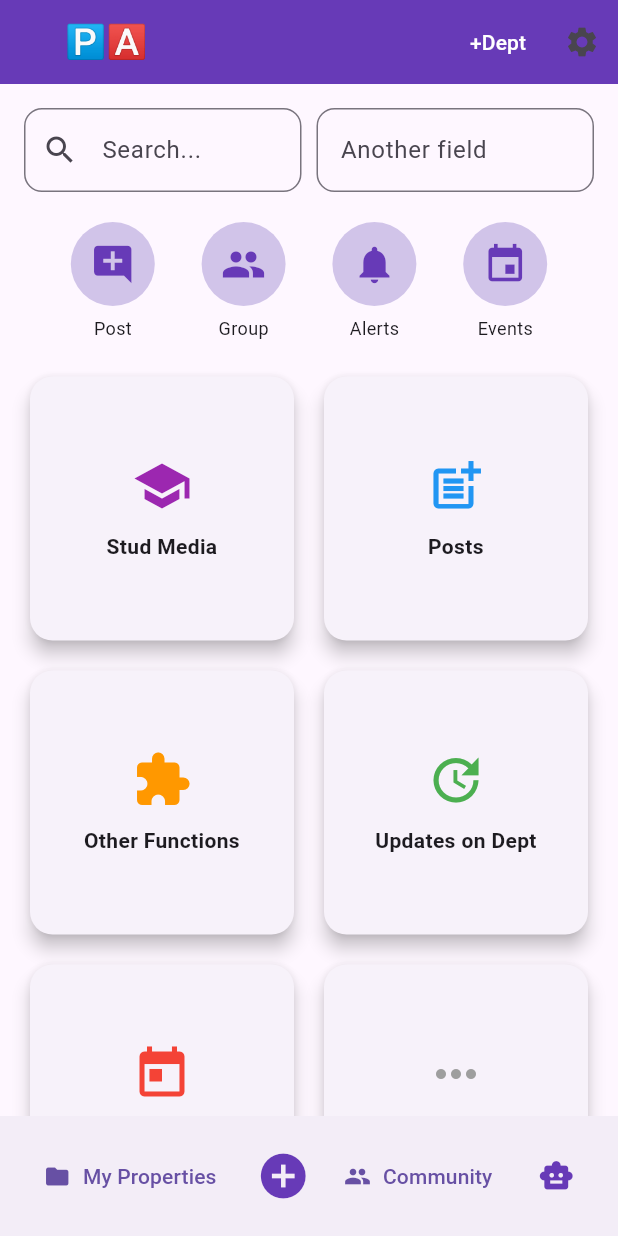
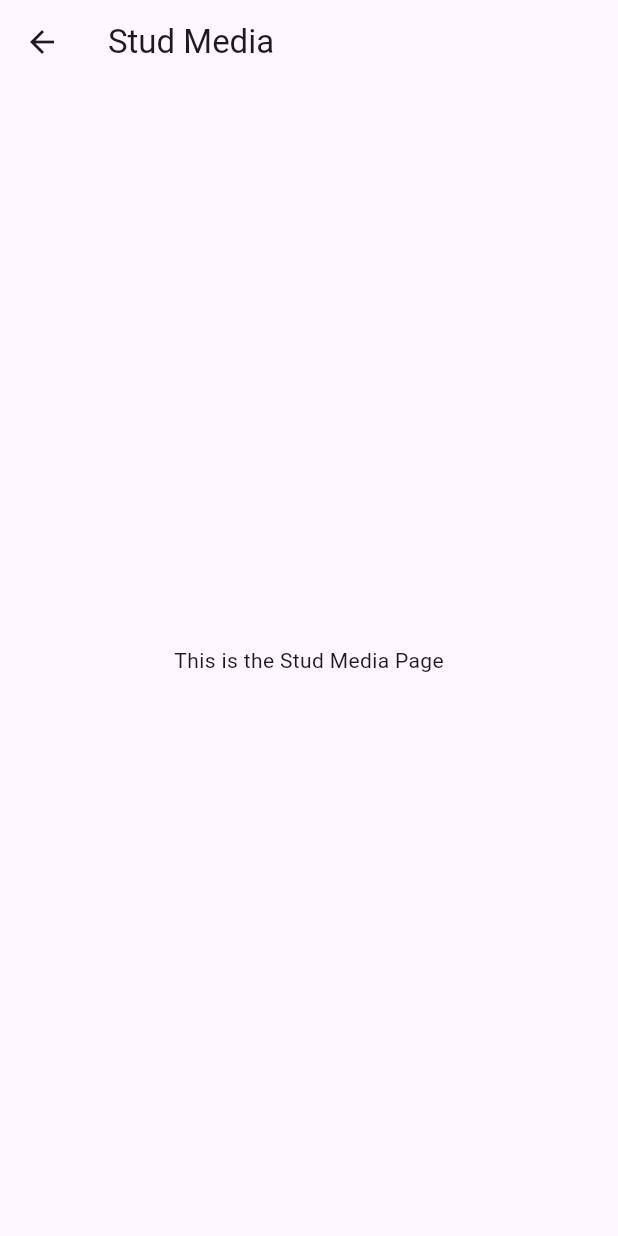
Before and after one commit to Tamizh-code/Spacyn, a Flutter app: the HomePage screen opened directly with empty values, after a tap on "Stud Media", on a phone screen of 412 x 824 dp. Run offline on Flutter 3.47's test engine with Material 3 defaults, Android fonts, the phone set to English and light mode, and no system bars.

Commit message:
i updated all the skeliton of the page

```diff
--- a/lib/home_page.dart
+++ b/lib/home_page.dart
@@ -1,4 +1,17 @@
 import 'package:flutter/material.dart';
+
+// yeh imports aapke pages ke liye hain
+import 'pages/stud_media_page.dart';
+import 'pages/posts_page.dart';
+import 'pages/other_functions_page.dart';
+import 'pages/updates_page.dart';
+import 'pages/day_updates_page.dart';
+import 'pages/more_page.dart';
+import 'pages/post_page.dart';
+import 'pages/group_page.dart';
+import 'pages/alerts_page.dart';
+import 'pages/events_page.dart';
+
 
 class HomePage extends StatelessWidget {
   final String userEmail;
@@ -62,10 +75,10 @@ class HomePage extends StatelessWidget {
             Row(
               mainAxisAlignment: MainAxisAlignment.spaceEvenly,
               children: [
-                buildCircleButton(Icons.add_comment, "Post"),
-                buildCircleButton(Icons.people, "Group"),
-                buildCircleButton(Icons.notifications, "Alerts"),
-                buildCircleButton(Icons.event, "Events"),
+                buildCircleButton(context, Icons.add_comment, "Post", PostPage()),
+                buildCircleButton(context, Icons.people, "Group", GroupPage()),
+                buildCircleButton(context, Icons.notifications, "Alerts", AlertsPage()),
+                buildCircleButton(context, Icons.event, "Events", EventsPage()),
               ],
             ),
             const SizedBox(height: 20),
@@ -78,12 +91,12 @@ class HomePage extends StatelessWidget {
               crossAxisSpacing: 12,
               mainAxisSpacing: 12,
               children: [
-                buildFeatureCard("Stud Media", Icons.school, Colors.purple),
-                buildFeatureCard("Posts", Icons.post_add, Colors.blue),
-                buildFeatureCard("Other Functions", Icons.extension, Colors.orange),
-                buildFeatureCard("Updates on Dept", Icons.update, Colors.green),
-                buildFeatureCard("Day to Day Updates", Icons.today, Colors.red),
-                buildFeatureCard("More", Icons.more_horiz, Colors.grey),
+                buildFeatureCard(context, "Stud Media", Icons.school, Colors.purple, StudMediaPage()),
+                buildFeatureCard(context, "Posts", Icons.post_add, Colors.blue, PostsPage()),
+                buildFeatureCard(context, "Other Functions", Icons.extension, Colors.orange, OtherFunctionsPage()),
+                buildFeatureCard(context, "Updates on Dept", Icons.update, Colors.green, UpdatesPage()),
+                buildFeatureCard(context, "Day to Day Updates", Icons.today, Colors.red, DayUpdatesPage()),
+                buildFeatureCard(context, "More", Icons.more_horiz, Colors.grey, MorePage()),
               ],
             ),
           ],
@@ -122,13 +135,18 @@ class HomePage extends StatelessWidget {
   }
 
   // Helper: Circle Button
-  Widget buildCircleButton(IconData icon, String label) {
+  Widget buildCircleButton(BuildContext context, IconData icon, String label, Widget page) {
     return Column(
       children: [
-        CircleAvatar(
-          radius: 28,
-          backgroundColor: Colors.deepPurple.shade100,
-          child: Icon(icon, size: 30, color: Colors.deepPurple),
+        InkWell(
+          onTap: () {
+            Navigator.push(context, MaterialPageRoute(builder: (context) => page));
+          },
+          child: CircleAvatar(
+            radius: 28,
+            backgroundColor: Colors.deepPurple.shade100,
+            child: Icon(icon, size: 30, color: Colors.deepPurple),
+          ),
         ),
         const SizedBox(height: 6),
         Text(label, style: const TextStyle(fontSize: 12)),
@@ -137,12 +155,14 @@ class HomePage extends StatelessWidget {
   }
 
   // Helper: Feature Card
-  Widget buildFeatureCard(String title, IconData icon, Color color) {
+  Widget buildFeatureCard(BuildContext context, String title, IconData icon, Color color, Widget page) {
     return Card(
       elevation: 5,
       shape: RoundedRectangleBorder(borderRadius: BorderRadius.circular(15)),
       child: InkWell(
-        onTap: () {},
+        onTap: () {
+          Navigator.push(context, MaterialPageRoute(builder: (context) => page));
+        },
         borderRadius: BorderRadius.circular(15),
         child: Center(
           child: Column(
--- /dev/null
+++ b/lib/pages/alerts_page.dart
@@ -0,0 +1,13 @@
+import 'package:flutter/material.dart';
+
+class AlertsPage extends StatelessWidget {
+  @override
+  Widget build(BuildContext context) {
+    return Scaffold(
+      appBar: AppBar(title: const Text("Alerts Page")),
+      body: const Center(
+        child: Text("This is the Alerts Page"),
+      ),
+    );
+  }
+}
--- /dev/null
+++ b/lib/pages/events_page.dart
@@ -0,0 +1,13 @@
+import 'package:flutter/material.dart';
+
+class EventsPage extends StatelessWidget {
+  @override
+  Widget build(BuildContext context) {
+    return Scaffold(
+      appBar: AppBar(title: const Text("Events Page")),
+      body: const Center(
+        child: Text("This is the Events Page"),
+      ),
+    );
+  }
+}
--- /dev/null
+++ b/lib/pages/group_page.dart
@@ -0,0 +1,13 @@
+import 'package:flutter/material.dart';
+
+class GroupPage extends StatelessWidget {
+  @override
+  Widget build(BuildContext context) {
+    return Scaffold(
+      appBar: AppBar(title: const Text("Group Page")),
+      body: const Center(
+        child: Text("This is the Group Page"),
+      ),
+    );
+  }
+}
--- /dev/null
+++ b/lib/pages/more_page.dart
@@ -0,0 +1,13 @@
+import 'package:flutter/material.dart';
+
+class MorePage extends StatelessWidget {
+  @override
+  Widget build(BuildContext context) {
+    return Scaffold(
+      appBar: AppBar(title: const Text("More Page")),
+      body: const Center(
+        child: Text("This is the More Page"),
+      ),
+    );
+  }
+}
--- /dev/null
+++ b/lib/pages/post_page.dart
@@ -0,0 +1,13 @@
+import 'package:flutter/material.dart';
+
+class PostPage extends StatelessWidget {
+  @override
+  Widget build(BuildContext context) {
+    return Scaffold(
+      appBar: AppBar(title: const Text("Post Page")),
+      body: const Center(
+        child: Text("This is the Post Page"),
+      ),
+    );
+  }
+}
--- /dev/null
+++ b/lib/pages/stud_media_page.dart
@@ -0,0 +1,13 @@
+import 'package:flutter/material.dart';
+
+class StudMediaPage extends StatelessWidget {
+  @override
+  Widget build(BuildContext context) {
+    return Scaffold(
+      appBar: AppBar(title: const Text("Stud Media")),
+      body: const Center(
+        child: Text("This is the Stud Media Page"),
+      ),
+    );
+  }
+}
--- /dev/null
+++ b/lib/pages/updates_page.dart
@@ -0,0 +1,13 @@
+import 'package:flutter/material.dart';
+
+class UpdatesPage extends StatelessWidget {
+  @override
+  Widget build(BuildContext context) {
+    return Scaffold(
+      appBar: AppBar(title: const Text("Updates Page")),
+      body: const Center(
+        child: Text("This is the Updates Page"),
+      ),
+    );
+  }
+}
```
Also changed, not shown: lib/pages/day_updates_page.dart (added, +13 -0 lines), lib/pages/other_functions_page.dart (added, +13 -0 lines), lib/pages/posts_page.dart (added, +13 -0 lines).
